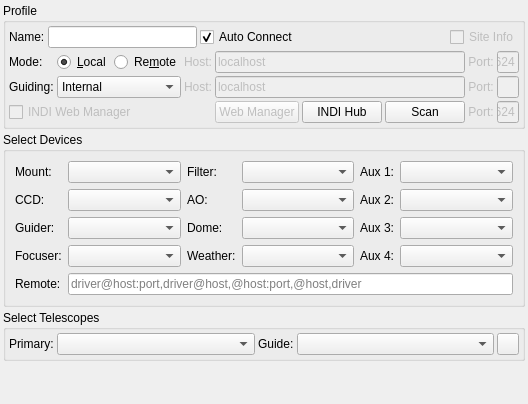
Old version of the form kstars/ekos/profileeditor.ui in the repository KDE/kstars.
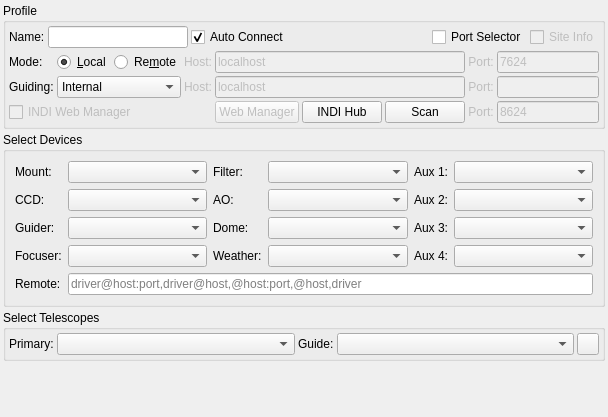
New version of the form. Icons and pictures are not drawn.

Commit message: Initial work for Ekos Port Selector. Add entry to profile and save in database

Diff of the .ui file:
```diff
--- a/kstars/ekos/profileeditor.ui
+++ b/kstars/ekos/profileeditor.ui
@@ -6,8 +6,8 @@
    <rect>
     <x>0</x>
     <y>0</y>
-    <width>453</width>
-    <height>404</height>
+    <width>608</width>
+    <height>417</height>
    </rect>
   </property>
   <layout class="QVBoxLayout" name="verticalLayout">
@@ -85,6 +85,16 @@
           </property>
          </spacer>
         </item>
+        <item>
+         <widget class="QCheckBox" name="portSelectorCheck">
+          <property name="toolTip">
+           <string>Show port selector dialog when first connecting to equipment. It is automatically disabled after connection is established.</string>
+          </property>
+          <property name="text">
+           <string>Port Selector</string>
+          </property>
+         </widget>
+        </item>
         <item>
          <widget class="QCheckBox" name="loadSiteCheck">
           <property name="enabled">
```
The commit also changes 7 other files.
